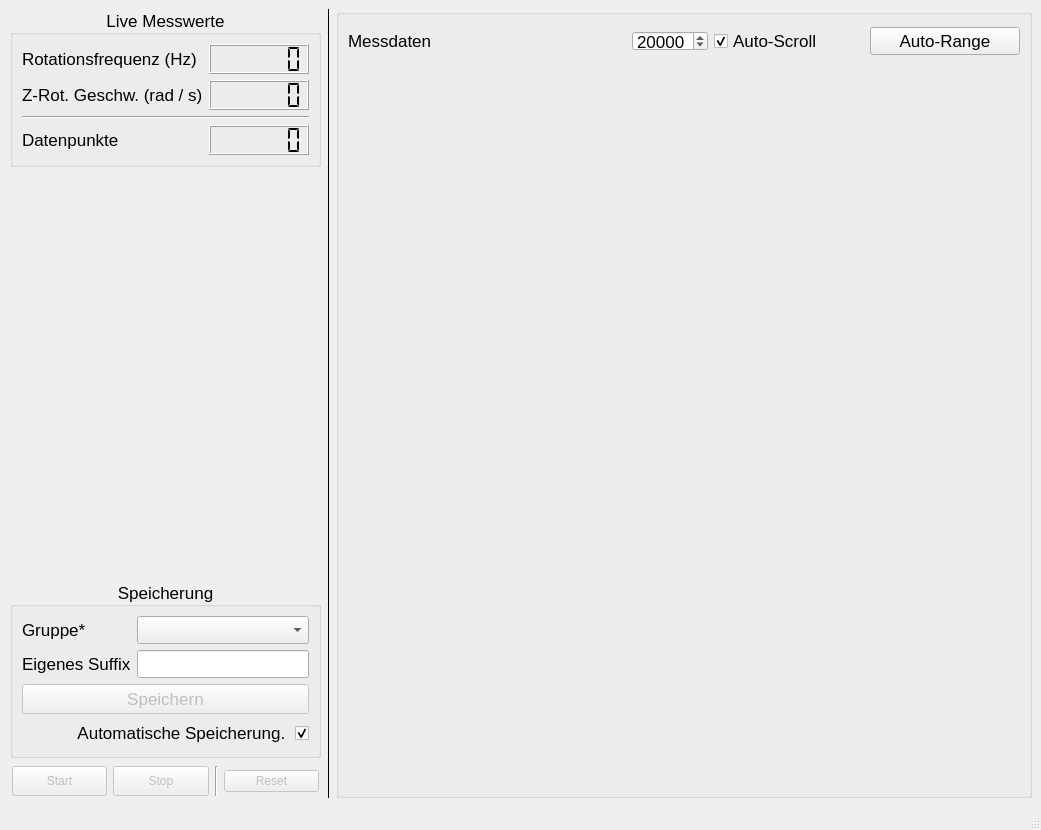
Before: the Qt Designer form pyqt/mainwindow.ui in cckssr/gyroscope-ui, drawn with Qt 5.
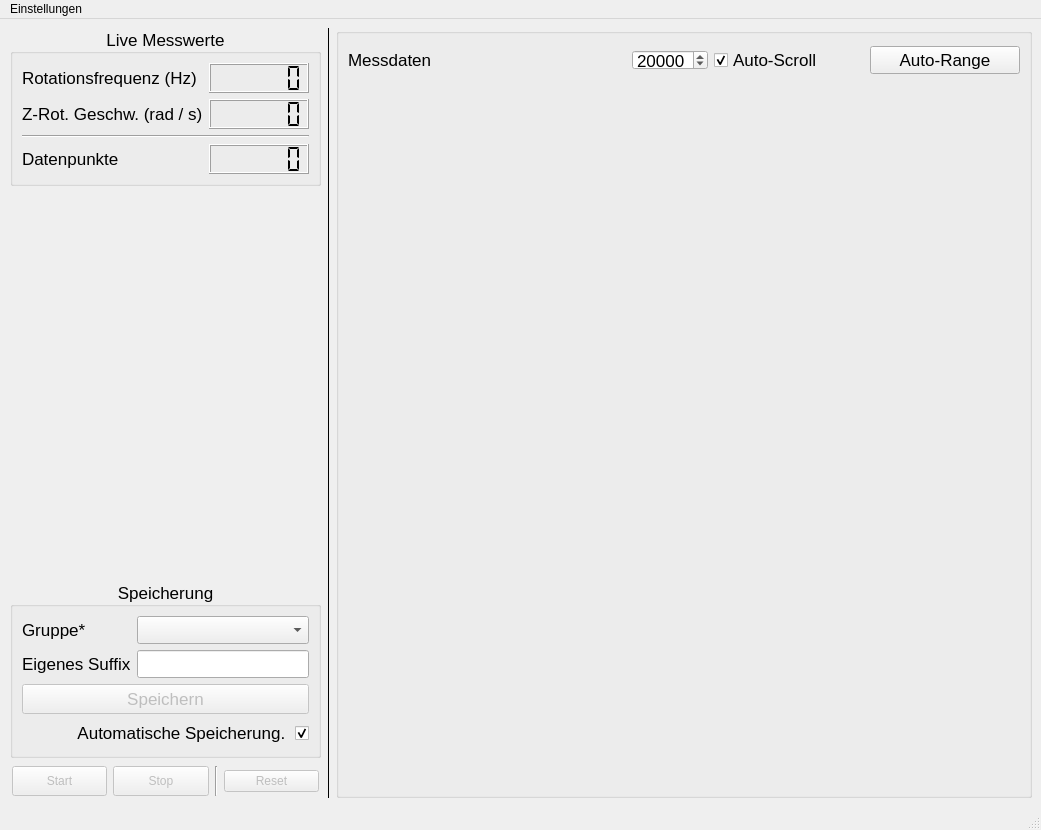
After: the same form once the commit is applied.

Commit message: feat(ui): Add auto-save functionality and settings menu

```diff
--- a/pyqt/mainwindow.ui
+++ b/pyqt/mainwindow.ui
@@ -793,6 +793,13 @@
      <height>24</height>
     </rect>
    </property>
+   <widget class="QMenu" name="menuEinstellungen">
+    <property name="title">
+     <string>Einstellungen</string>
+    </property>
+    <addaction name="actionAutomatische_Speicherung"/>
+   </widget>
+   <addaction name="menuEinstellungen"/>
   </widget>
   <widget class="QStatusBar" name="statusBar"/>
  </widget>
```
Left out of the diff: 27 changed lines with no effect on the pictures. The commit also changes 2 other files.
